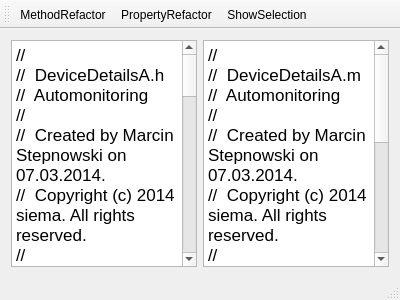
Before: the Qt Designer form Testy/GUITest/refactorerwindow.ui in WezSieTato/TKOM-obj-C-refactor, drawn with Qt 5.
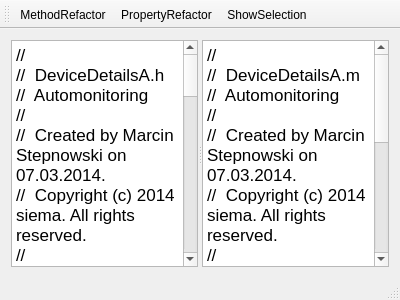
After: the same form once the commit is applied.

Diff of the .ui file:
```diff
--- a/Testy/GUITest/refactorerwindow.ui
+++ b/Testy/GUITest/refactorerwindow.ui
@@ -16,6 +16,10 @@
   <widget class="QWidget" name="centralWidget">
    <layout class="QHBoxLayout" name="horizontalLayout">
     <item>
+     <widget class="QSplitter" name="splitter">
+      <property name="orientation">
+       <enum>Qt::Horizontal</enum>
+      </property>
      <widget class="QTextEdit" name="interfaceText">
       <property name="html">
        <string>&lt;!DOCTYPE HTML PUBLIC &quot;-//W3C//DTD HTML 4.0//EN&quot; &quot;http://www.w3.org/TR/REC-html40/strict.dtd&quot;&gt;
@@ -57,8 +61,6 @@
 &lt;p style=&quot; margin-top:0px; margin-bottom:0px; margin-left:0px; margin-right:0px; -qt-block-indent:0; text-indent:0px;&quot;&gt;@end&lt;/p&gt;&lt;/body&gt;&lt;/html&gt;</string>
       </property>
      </widget>
-    </item>
-    <item>
      <widget class="QTextEdit" name="implementationText">
       <property name="html">
        <string>&lt;!DOCTYPE HTML PUBLIC &quot;-//W3C//DTD HTML 4.0//EN&quot; &quot;http://www.w3.org/TR/REC-html40/strict.dtd&quot;&gt;
@@ -84,6 +86,7 @@
 &lt;p style=&quot; margin-top:0px; margin-bottom:0px; margin-left:0px; margin-right:0px; -qt-block-indent:0; text-indent:0px;&quot;&gt;@end&lt;/p&gt;
 &lt;p style=&quot;-qt-paragraph-type:empty; margin-top:0px; margin-bottom:0px; margin-left:0px; margin-right:0px; -qt-block-indent:0; text-indent:0px;&quot;&gt;&lt;br /&gt;&lt;/p&gt;&lt;/body&gt;&lt;/html&gt;</string>
       </property>
+      </widget>
      </widget>
     </item>
    </layout>
```
Lines whose indentation alone changed are shown as unchanged.
